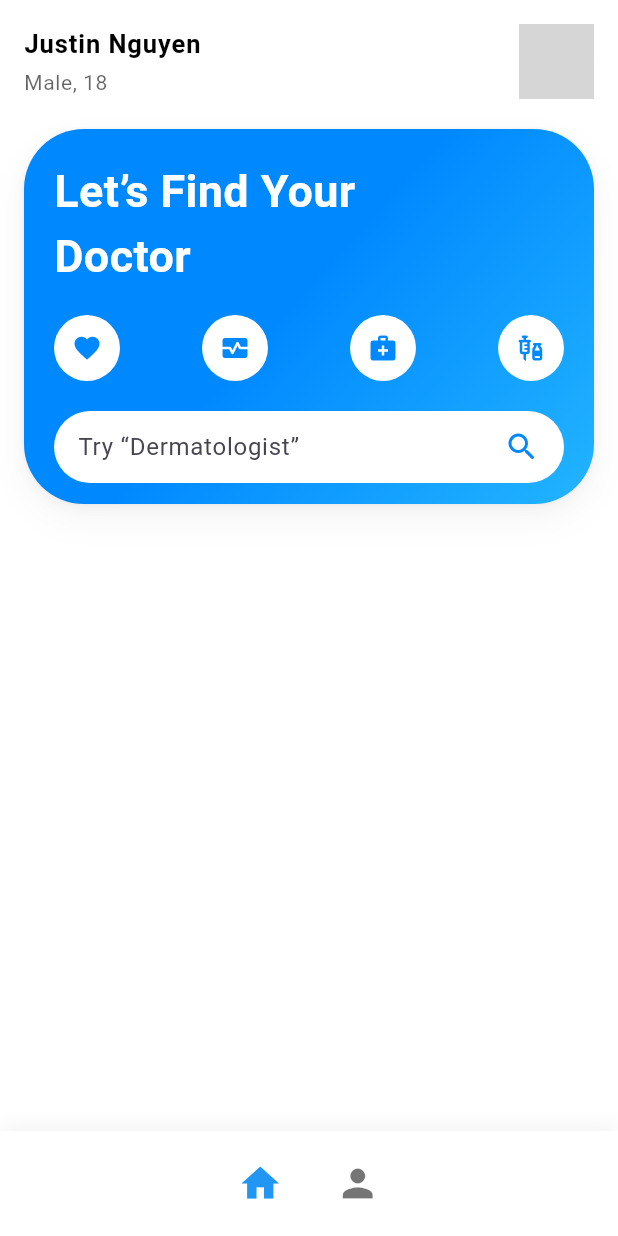
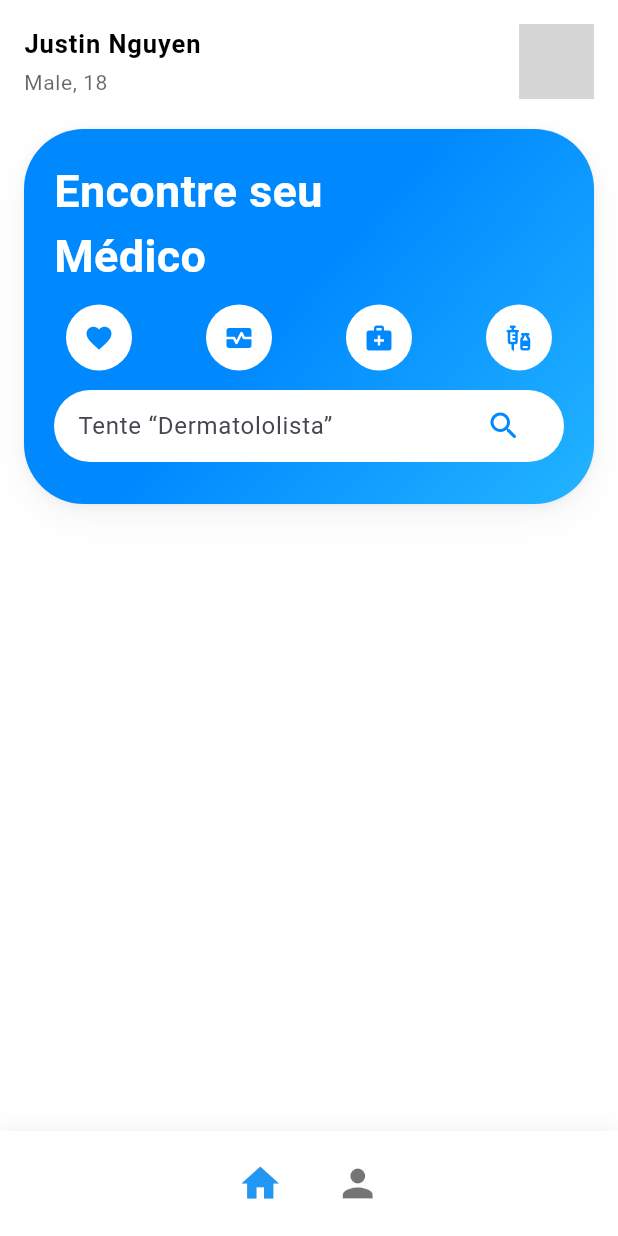
Before and after one commit to tay-assis/app_mobile_clinica_medica, a Flutter app: the screen it shows after launch, on a phone screen of 412 x 824 dp. Run offline on Flutter 3.47's test engine with Material 3 defaults, Android fonts, the phone set to English and light mode, and no system bars; missing offline and left inert: mysql_client; Roboto replaces fonts that are missing (Nunito); grey boxes are pictures that could not be loaded.

Commit message:
Atualização da dashboard

```diff
--- a/lib/features/dashboard/view/dashboard_user.dart
+++ b/lib/features/dashboard/view/dashboard_user.dart
@@ -1,7 +1,7 @@
 import 'package:app_mobile_clinica_medica/features/dashboard/view/widgets/main_retangle.dart';
-import 'package:app_mobile_clinica_medica/features/dashboard/view/widgets/user_header.dart';
+import 'package:app_mobile_clinica_medica/features/shered/widgets/user_header.dart';
 import 'package:flutter/material.dart';
-import 'widgets/bottom_nav_bar.dart';
+import '../../shered/widgets/bottom_nav_bar.dart';
 
 class DashboardUser extends StatelessWidget {
   const DashboardUser({super.key});
--- a/lib/features/dashboard/view/widgets/main_retangle.dart
+++ b/lib/features/dashboard/view/widgets/main_retangle.dart
@@ -1,5 +1,5 @@
 import 'package:flutter/material.dart';
-import 'rectangle.dart';
+import '../../../shered/widgets/rectangle.dart';
 import 'circle_icon.dart';
 import 'search_bar.dart';
 
@@ -23,7 +23,7 @@ class MainRetangle extends StatelessWidget {
                 width: 276,
                 height: 84,
                 child: const Text(
-                  'Let’s Find Your\nDoctor',
+                  'Encontre seu \nMédico',
                   style: TextStyle(
                     color: Colors.white,
                     fontSize: 30,
@@ -32,22 +32,42 @@ class MainRetangle extends StatelessWidget {
                   ),
                 ),
               ),
-              const SizedBox(height: 20),
+              const SizedBox(height: 5),
 
-              // ⬅️ Linha com componentes de ícones
+              // Linha com componentes de ícones
               Row(
                 mainAxisAlignment: MainAxisAlignment.spaceBetween,
-                children: const [
-                  CircleIcon(icon: Icons.favorite),
-                  CircleIcon(icon: Icons.monitor_heart),
-                  CircleIcon(icon: Icons.medical_services),
-                  CircleIcon(icon: Icons.vaccines),
+                children: [
+                  IconButton(
+                    icon: const CircleIcon(icon: Icons.favorite),
+                    onPressed: () {
+                      // Ação ao pressionar o botão de favorito
+                    },
+                  ),
+                  IconButton(
+                    icon: const CircleIcon(icon: Icons.monitor_heart),
+                    onPressed: () {
+                      // Ação ao pressionar o botão de monitor cardíaco
+                    },
+                  ),
+                  IconButton(
+                    icon: const CircleIcon(icon: Icons.medical_services),
+                    onPressed: () {
+                      // Ação ao pressionar o botão de serviços médicos
+                    },
+                  ),
+                  IconButton(
+                    icon: const CircleIcon(icon: Icons.vaccines),
+                    onPressed: () {
+                      // Ação ao pressionar o botão de vacinas
+                    },
+                  ),
                 ],
               ),
 
-              const SizedBox(height: 20),
+              const SizedBox(height: 5),
 
-              // ⬅️ Componente de barra de busca
+              // Componente de barra de busca
               const SearchBarComponent(),
             ],
           ),
--- a/lib/features/dashboard/view/widgets/search_bar.dart
+++ b/lib/features/dashboard/view/widgets/search_bar.dart
@@ -12,16 +12,21 @@ class SearchBarComponent extends StatelessWidget {
         borderRadius: BorderRadius.circular(30),
       ),
       child: Row(
-        children: const [
+        children: [
           Expanded(
             child: TextField(
               decoration: InputDecoration(
-                hintText: 'Try “Dermatologist”',
+                hintText: 'Tente “Dermatololista”',
                 border: InputBorder.none,
               ),
             ),
           ),
-          Icon(Icons.search_rounded, color: Color(0xFF0089FF)),
+          IconButton(
+            icon: const Icon(Icons.search_rounded, color: Color(0xFF0089FF)),
+            onPressed: () {
+              // Ação ao pressionar o botão de pesquisa
+            },
+          ),
         ],
       ),
     );
```
Also changed, not shown: lib/features/shered/widgets/bottom_nav_bar.dart (renamed from lib/features/dashboard/view/widgets/bottom_nav_bar.dart), lib/features/shered/widgets/rectangle.dart (renamed from lib/features/dashboard/view/widgets/rectangle.dart), lib/features/shered/widgets/rectangule_top.dart (renamed from lib/features/dashboard/view/widgets/rectangule_top.dart), lib/features/shered/widgets/user_header.dart (renamed from lib/features/dashboard/view/widgets/user_header.dart).
